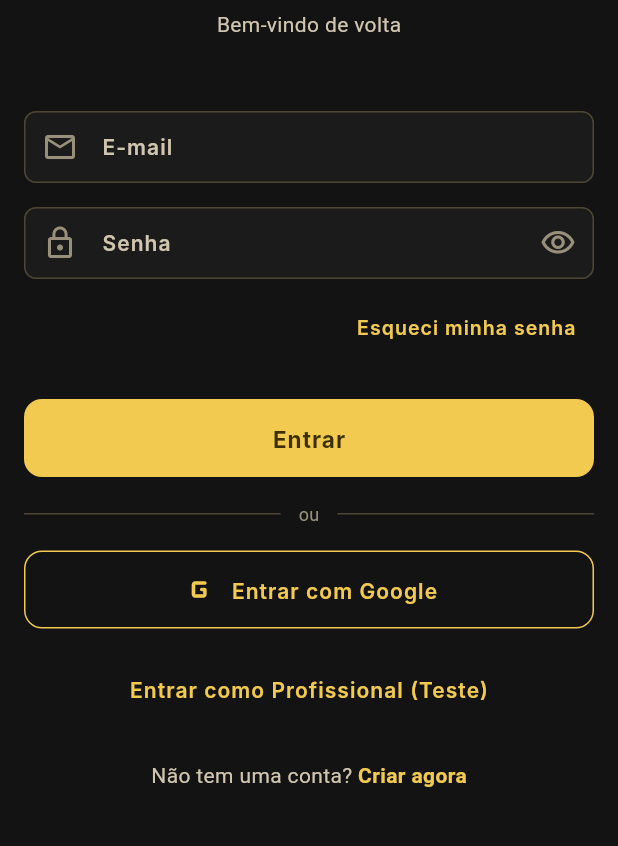
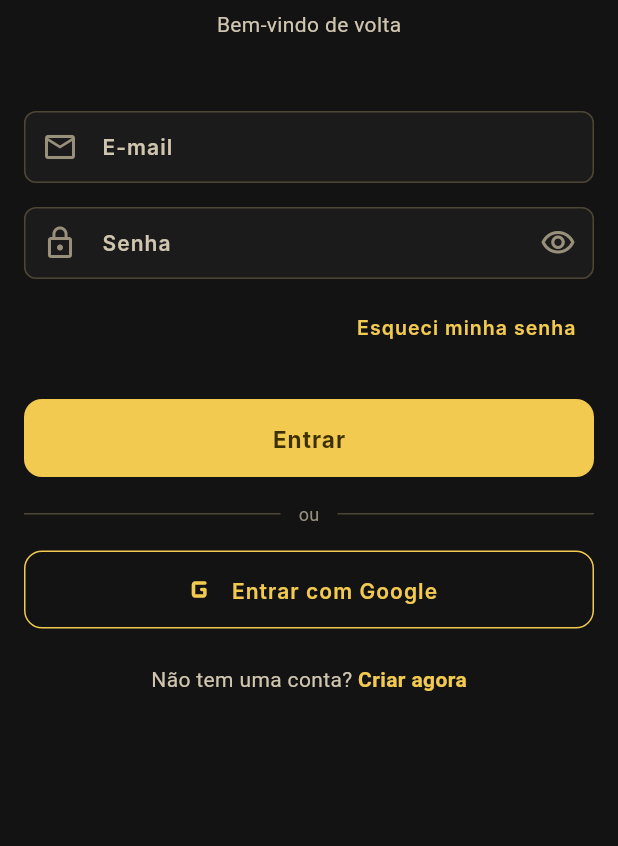
Before and after one commit to alexsander020/Barbearia_Elite, a Flutter app: the screen it shows after launch, on a phone screen of 412 x 824 dp, the part 276-1122 px from its top. Run offline on Flutter 3.47's test engine with Material 3 defaults, Android fonts, the phone set to English and light mode, and no system bars; our stand-ins replace cloud_firestore, firebase_auth, firebase_core, flutter_riverpod, go_router; accounts and stored records are empty; generated files the repository leaves out were written again; Roboto replaces fonts that are missing (Inter).

Commit message:
fix: remove test professional access button from login screen

```diff
--- a/app/lib/features/auth/login_screen.dart
+++ b/app/lib/features/auth/login_screen.dart
@@ -225,14 +225,6 @@ class _LoginScreenState extends ConsumerState<LoginScreen> {
                       ),
                     ),
 
-                    const SizedBox(height: 16),
-
-                    // ── Temporário: Acesso Profissional ──
-                    TextButton(
-                      onPressed: () => context.go(AppRoutes.professionalDashboard),
-                      child: const Text('Entrar como Profissional (Teste)'),
-                    ),
-
                     const SizedBox(height: 24),
 
                     // ── Criar conta ──
```
